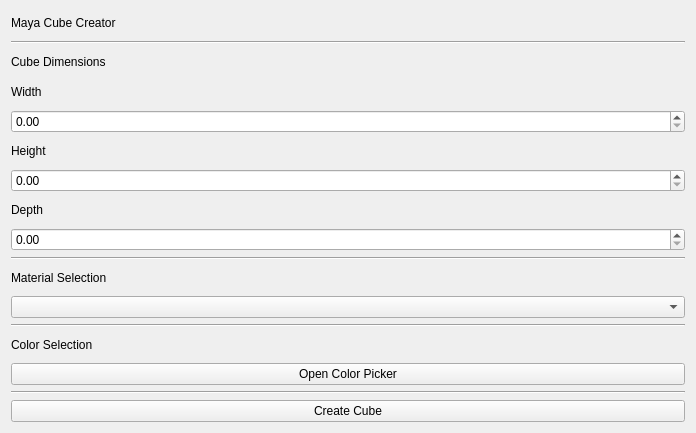
This is digm-t680-2024-dkw34/assignment5/ui/main.ui in dwoodjr/DIGMT680-TD-Assignments as Qt 5 draws it before an edit. The edited form follows.
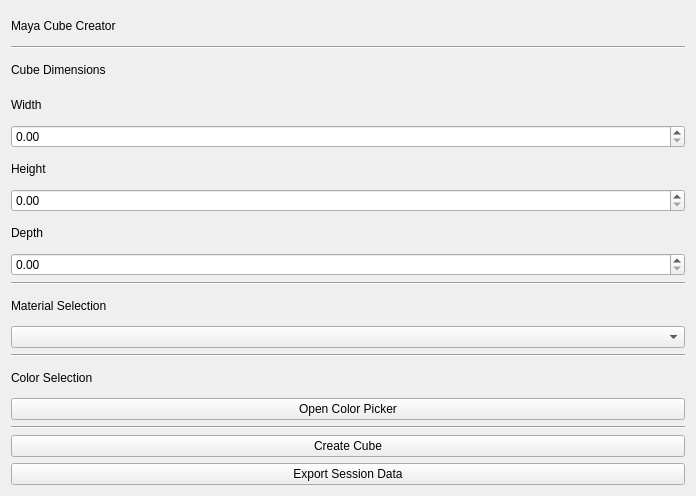
This is the edited form.

```diff
--- a/digm-t680-2024-dkw34/assignment5/ui/main.ui
+++ b/digm-t680-2024-dkw34/assignment5/ui/main.ui
@@ -7,7 +7,7 @@
     <x>0</x>
     <y>0</y>
     <width>696</width>
-    <height>433</height>
+    <height>496</height>
    </rect>
   </property>
   <property name="windowTitle">
@@ -117,6 +117,13 @@
      </property>
     </widget>
    </item>
+   <item>
+    <widget class="QPushButton" name="exportDataButton">
+     <property name="text">
+      <string>Export Session Data</string>
+     </property>
+    </widget>
+   </item>
   </layout>
  </widget>
  <resources/>
```
Left out of the diff: 8 changed lines with no effect on the pictures.
